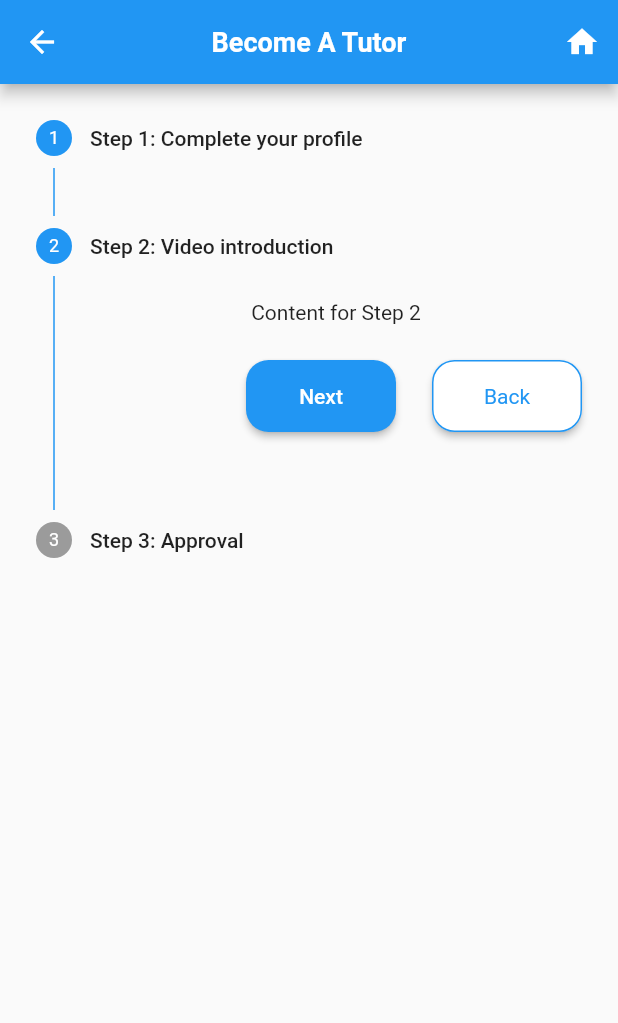
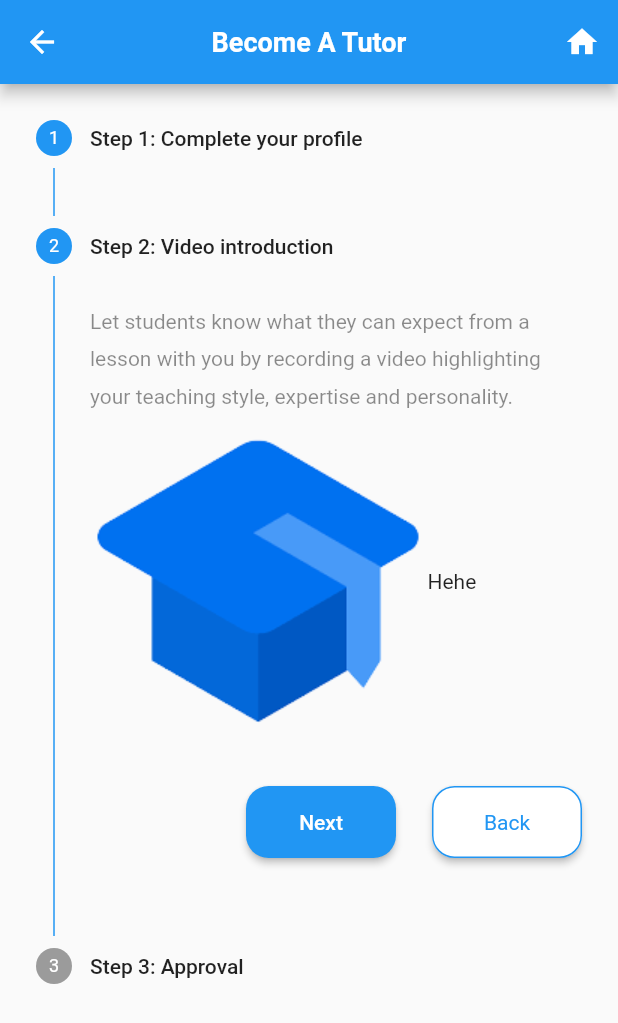
Before and after one commit to nnpanh/advanced-mobile-lettutor, a Flutter app: the BecomeTutorPage screen opened directly, after a tap on "Next", on a phone screen of 412 x 824 dp. Shown: the top 1023 px of the screen. Run offline on Flutter 3.47's test engine with Material 2 defaults, Android fonts, the phone set to English and light mode, and no system bars; our stand-ins replace animated_splash_screen, chips_choice, country_picker, flutter_rating_bar, font_awesome_flutter and 2 more; missing offline and left inert: dart:ffi.

Commit message:
add steps

```diff
--- a/lib/view/settings/become_tutor_page.dart
+++ b/lib/view/settings/become_tutor_page.dart
@@ -3,6 +3,8 @@ import 'package:lettutor/config/router.dart';
 import 'package:lettutor/const/const_value.dart';
 import 'package:lettutor/utils/default_style.dart';
 import 'package:lettutor/view/common_widgets/elevated_button.dart';
+import 'package:lettutor/view/settings/widget/first_step.dart';
+import 'package:lettutor/view/settings/widget/second_step.dart';
 
 class BecomeTutorPage extends StatefulWidget {
   const BecomeTutorPage({super.key});
@@ -34,14 +36,14 @@ class _BecomeTutorPageState extends State<BecomeTutorPage> {
             });
           } else {
             setState(() {
-              _index -=1;
+              _index -= 1;
             });
           }
         },
         controlsBuilder: (BuildContext context, ControlsDetails details) {
-          final _isLastStep = _index == 2;
+          final isLastStep = _index == 2;
           return Container(
-              margin: const EdgeInsets.fromLTRB(0,24,0,12),
+              margin: const EdgeInsets.fromLTRB(0, 24, 0, 12),
               child: Row(
                   mainAxisAlignment: MainAxisAlignment.end,
                   mainAxisSize: MainAxisSize.max,
@@ -49,9 +51,11 @@ class _BecomeTutorPageState extends State<BecomeTutorPage> {
                     ConstrainedBox(
                       constraints: const BoxConstraints(minWidth: 100),
                       child: CustomElevatedButton(
-                    callback: details.onStepContinue??(){},
-                    title: _isLastStep ? 'Return' : 'Next', radius: 15,
-                    buttonType: ButtonType.filledButton,),
+                        callback: details.onStepContinue ?? () {},
+                        title: isLastStep ? 'Return' : 'Next',
+                        radius: 15,
+                        buttonType: ButtonType.filledButton,
+                      ),
                     ),
                     if (_index == 1)
                       const SizedBox(
@@ -61,40 +65,50 @@ class _BecomeTutorPageState extends State<BecomeTutorPage> {
                       ConstrainedBox(
                         constraints: const BoxConstraints(minWidth: 100),
                         child: CustomElevatedButton(
-                      callback: details.onStepCancel??(){},
-                      title: 'Back', radius: 15,
-                      buttonType: ButtonType.filledWhiteButton,),
+                          callback: details.onStepCancel ?? () {},
+                          title: 'Back',
+                          radius: 15,
+                          buttonType: ButtonType.filledWhiteButton,
+                        ),
                       ),
                   ]));
         },
         steps: <Step>[
           Step(
-              state: _index > 2? StepState.complete : StepState.indexed,
+              state: _index > 2 ? StepState.complete : StepState.indexed,
               title: const Text('Step 1: Complete your profile'),
-              content: Container(
-                  alignment: Alignment.centerLeft,
-                  child: const Text('Content for Step 1')),
+              content: const FirstStep(),
               isActive: _index >= 0),
           Step(
-              state: _index > 2? StepState.complete : StepState.indexed,
+              state: _index > 2 ? StepState.complete : StepState.indexed,
               title: const Text('Step 2: Video introduction'),
-              content: const Text('Content for Step 2'),
+              content: const SecondStep(),
               isActive: _index >= 1),
           Step(
               title: const Text('Step 3: Approval'),
-              content: Center(
-                  child: Column(
-                    mainAxisAlignment: MainAxisAlignment.center,
+              content: Column(
+                mainAxisAlignment: MainAxisAlignment.start,
+                crossAxisAlignment: CrossAxisAlignment.start,
                 children: [
-                  Image.asset(ImagesPath.thanks, fit: BoxFit.contain, height: 200,),
-                  SizedBox(height: 16),
+                  Container(
+                    padding: EdgeInsets.only(left: 24),
+                    child: Image.asset(
+                      ImagesPath.thanks,
+                      fit: BoxFit.contain,
+                      height: 200,
+                    ),
+                  ),
+                  const SizedBox(height: 16),
                   Text(
                     "Thank you for joining LetTutor team. Please kindly wait for our approval process. The final result "
                     "shall be sent through your email.",
-                    style: bodyLarge(context),
-                  textAlign: TextAlign.end,),
+                    style: bodyLarge(context)?.copyWith(
+                        height: ConstValue.courseNameTextScale,
+                        color: Colors.black45),
+                    textAlign: TextAlign.start,
+                  ),
                 ],
-              )),
+              ),
               isActive: _index >= 2),
         ],
       ),
--- /dev/null
+++ b/lib/view/settings/widget/first_step.dart
@@ -0,0 +1,18 @@
+import 'package:flutter/material.dart';
+
+class FirstStep extends StatefulWidget {
+  const FirstStep({super.key});
+
+  @override
+  State<FirstStep> createState() => _FirstStepState();
+}
+
+class _FirstStepState extends State<FirstStep> {
+  @override
+  Widget build(BuildContext context) {
+    return Container(
+        alignment: Alignment.centerLeft,
+        child: const Text('Content for Step 1'));
+  }
+}
+//https://educity.app/flutter/how-to-pick-an-image-from-gallery-and-display-it-in-flutter
--- /dev/null
+++ b/lib/view/settings/widget/second_step.dart
@@ -0,0 +1,31 @@
+import 'package:flutter/material.dart';
+import 'package:lettutor/const/const_value.dart';
+import 'package:lettutor/utils/default_style.dart';
+
+class SecondStep extends StatefulWidget {
+  const SecondStep({super.key});
+
+  @override
+  State<SecondStep> createState() => _SecondStepState();
+}
+
+class _SecondStepState extends State<SecondStep> {
+  @override
+  Widget build(BuildContext context) {
+    return Column(
+      children: [
+        Container(
+            alignment: Alignment.centerLeft,
+            child: Text(
+                'Let students know what they can expect from a lesson with you by recording a video highlighting your teaching style, expertise and personality.',
+                style: bodyLarge(context)?.copyWith(
+                    height: ConstValue.courseNameTextScale,
+                    color: Colors.black45))),
+        Row(children: [
+          Image.asset(ImagesPath.logo, fit: BoxFit.contain),
+          Expanded(child: Text('Hehe'))
+        ])
+      ],
+    );
+  }
+}
```
Also changed, not shown: pubspec.lock. Lines whose indentation alone changed are shown as unchanged.
